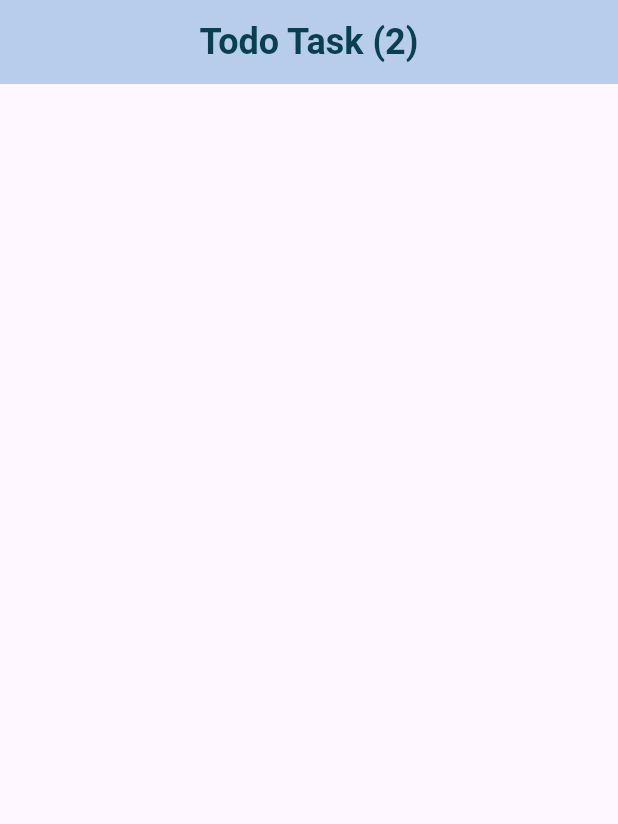
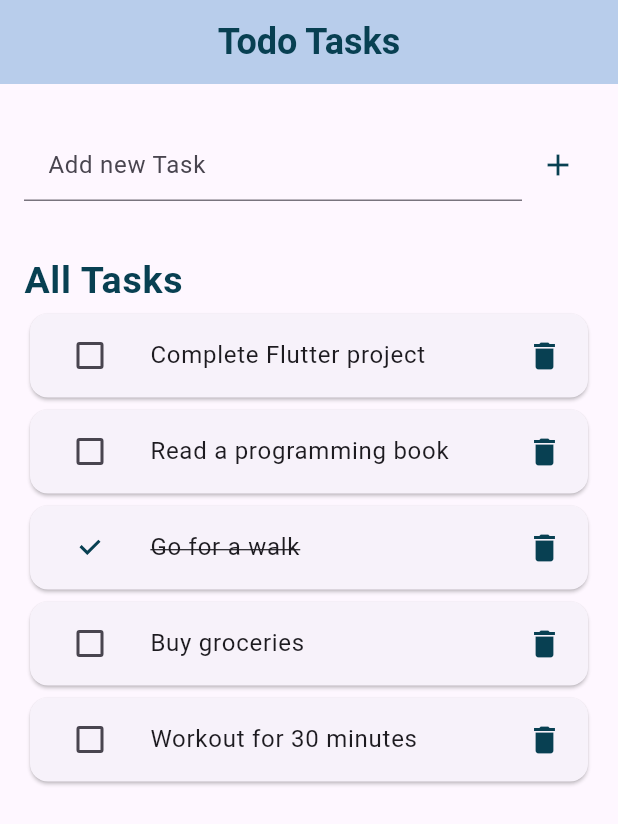
Before and after one commit to waniaJamal11/todo-list-frontend, a Flutter app: the screen it shows after launch, on a phone screen of 412 x 824 dp. Shown: the top 824 px of the screen. Run offline on Flutter 3.47's test engine with Material 3 defaults, Android fonts, the phone set to English and light mode, and no system bars; our stand-ins replace animated_splash_screen, lottie.

Commit message:
complete home screen work with model

```diff
--- /dev/null
+++ b/lib/models/task.dart
@@ -0,0 +1,23 @@
+import 'package:flutter/material.dart';
+
+class Task {
+  final int id;
+  final String title;
+  bool done;
+
+  Task({
+    required this.id,
+    required this.title,
+    this.done = false,
+  });
+
+  static List<Task> task() {
+    return [
+      Task(id: 1, title: "Complete Flutter project"),
+      Task(id: 2, title: "Read a programming book"),
+      Task(id: 3, title: "Go for a walk", done: true),
+      Task(id: 4, title: "Buy groceries"),
+      Task(id: 5, title: "Workout for 30 minutes"),
+    ];
+  }
+}
--- a/lib/screens/home_screen.dart
+++ b/lib/screens/home_screen.dart
@@ -1,4 +1,5 @@
 import 'package:flutter/material.dart';
+import 'package:todo_list/models/task.dart';
 
 class HomeScreen extends StatefulWidget {
   const HomeScreen({super.key});
@@ -8,12 +9,34 @@ class HomeScreen extends StatefulWidget {
 }
 
 class _HomeScreenState extends State<HomeScreen> {
+
+  final TextEditingController taskController = TextEditingController();
+     final List<Task> task = Task.task();
+  void addTask() {
+    if(taskController.text.isNotEmpty){
+      setState(() {
+        task.add(Task(id: task.length+1, title: taskController.text));
+        taskController.clear();
+      });
+    }
+  }
+  void deleteTask(int index){
+    setState(() {
+      task.removeAt(index);
+    });
+  }
+  void doneTask(int index) {
+    setState(() {
+      task[index].done = !task[index].done;
+    });
+  }
+
   @override
   Widget build(BuildContext context) {
     return Scaffold(
         appBar: AppBar(
           title: Text(
-          'Todo Task (2)',
+            'Todo Tasks',
             style: TextStyle(
               fontSize: 24,
               fontWeight: FontWeight.bold,
@@ -24,9 +47,79 @@ class _HomeScreenState extends State<HomeScreen> {
           elevation: 10,
           backgroundColor: Color.fromARGB(255, 196, 224, 245),
         ),
-      body: Container(
-         padding: const EdgeInsets.symmetric(horizontal: 20, vertical: 10),
+        body: Padding(
+          padding:
+              const EdgeInsets.only(top: 30, bottom: 10, right: 16, left: 16),
+          child: Column(children: [
+            Row(
+              children: [
+                Expanded(
+                    child: TextField(
+                  controller: taskController,
+                  decoration: InputDecoration(
+                    hintText: "Add new Task",
+                    focusedBorder: UnderlineInputBorder(
+                      borderSide: BorderSide(
+                          color: Color.fromARGB(255, 8, 64, 82), width: 2.5),
+                    ),
+                    contentPadding: const EdgeInsets.symmetric(
+                        horizontal: 16.0, vertical: 12.0),
+                  ),
+                )),
+                IconButton(
+                    onPressed: addTask,
+                    icon: Icon(
+                      Icons.add,
+                      color: Color.fromARGB(255, 8, 64, 82),
+                    )),
+                SizedBox(height: 10),
+              ],
+            ),
+            SizedBox(height: 35),
+            Align(
+              alignment: Alignment.centerLeft,
+              child: Text(
+                "All Tasks",
+                style: TextStyle(
+                  fontSize: 25.0,
+                  fontWeight: FontWeight.w700,
+                  color: Color.fromARGB(255, 8, 64, 82),
+                  letterSpacing: 0.5,
+                ),
+              ),
+            ),
+            Expanded(child: ListView.builder(
+            itemCount: task.length,
+            itemBuilder: (context, index) {
+              return Card(
+                child: ListTile(
+                  leading: Checkbox(
+                      value: task[index].done,
+                      onChanged: (value) => doneTask(index),
+                      activeColor: Colors.transparent,
+                      checkColor:  Color.fromARGB(255, 8, 64, 82),
+                      ),
+                  title: Text(
+                    task[index].title,
+                    style: TextStyle(
+                      decoration: task[index].done
+                          ? TextDecoration.lineThrough
+                          : TextDecoration.none,
+                    ),
+                  ),
+
+                   trailing: SizedBox(
+                    width: 25,
+                     child: IconButton(
+                          icon: const Icon(Icons.delete, color:  Color.fromARGB(255, 8, 64, 82)),
+                          onPressed: () => deleteTask(index),
+                        ),
+                   ),
+
                 ),
               );
+            })),
+          ]),
+        ));
   }
 }
```
Lines whose indentation alone changed are shown as unchanged.
